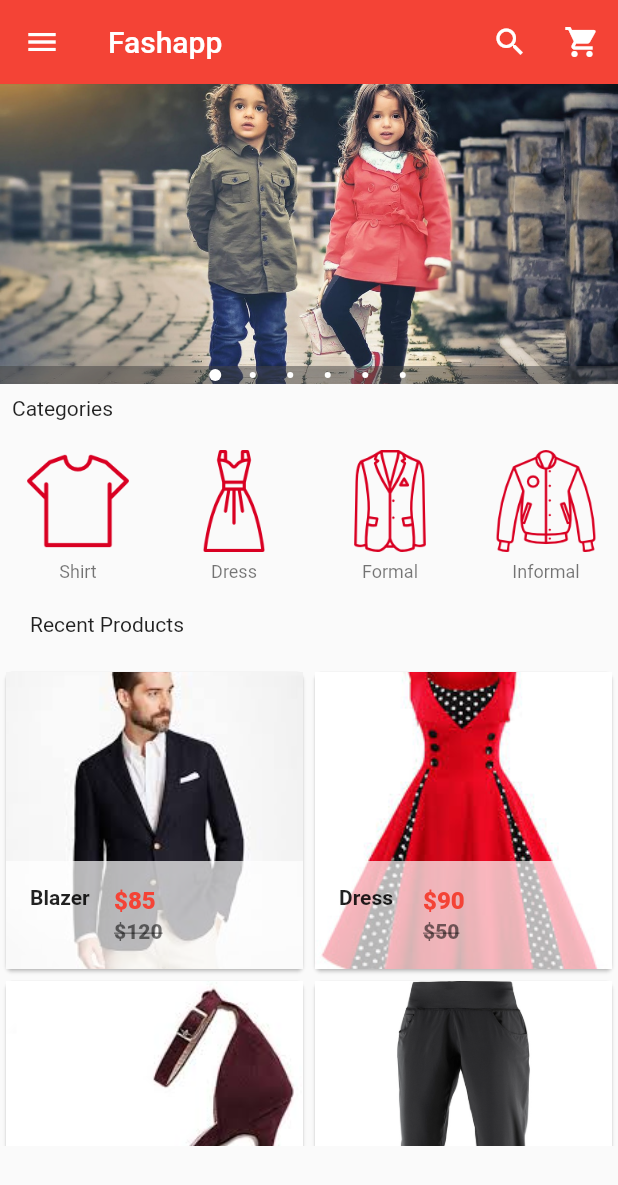
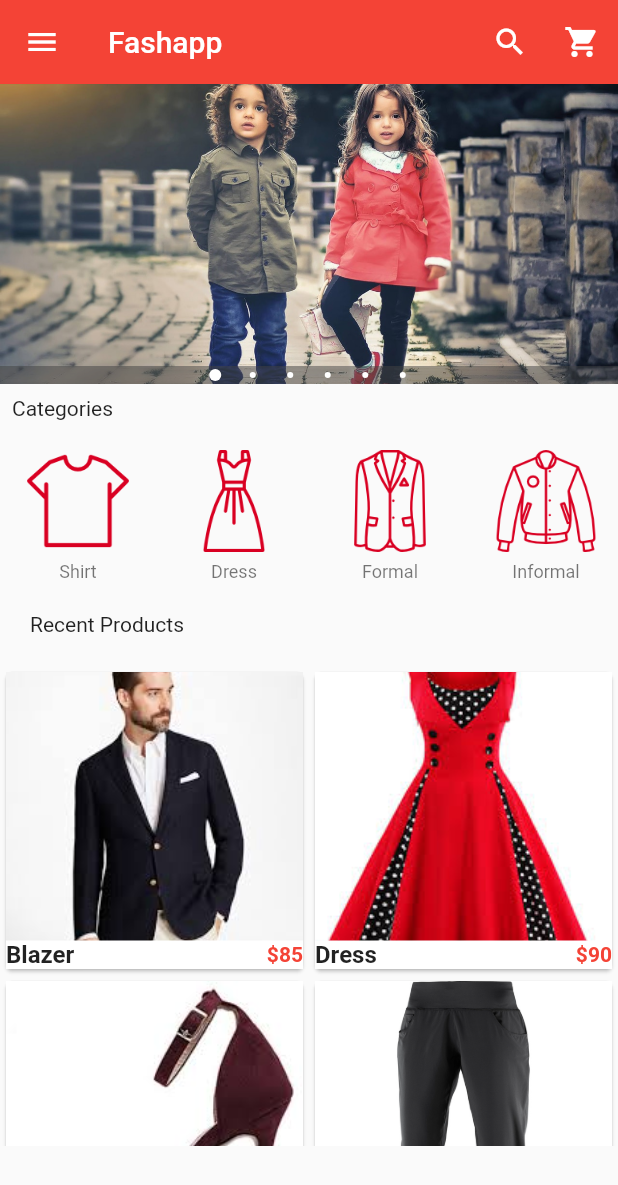
Before and after one commit to Crawford30/ShopApp, a Flutter app: the screen it shows after launch, on a phone screen of 412 x 824 dp. Shown: the top 1185 px of the screen. Run offline on Flutter 3.47's test engine with Material 2 defaults, Android fonts, the phone set to English and light mode, and no system bars; drawn by our look-alikes of carousel_pro.

Commit message:
UI Modification

```diff
--- a/lib/components/products.dart
+++ b/lib/components/products.dart
@@ -48,7 +48,20 @@ class _ProductsState extends State<Products> {
       "picture": "images/products/skt1.jpeg",
       "old_price": "15",
       "price": "20"
-    }
+    },
+
+    {
+      "name": "Blazer 2",
+      "picture": "images/products/blazer2.jpeg",
+      "old_price": "120",
+      "price": "85"
+    },
+    {
+      "name": "Red Dress",
+      "picture": "images/products/dress2.jpeg",
+      "old_price": "50",
+      "price": "90"
+    },
   ];
 
   @override
@@ -90,7 +103,7 @@ class SingleProduct extends StatelessWidget {
         child: Material(
           child: InkWell(
             onTap: () => Navigator.of(context).push(MaterialPageRoute(
-              //========We are passing the value of product to product details page=======
+                //========We are passing the value of product to product details page=======
                 builder: (context) => ProductDetails(
                       product_detail_name: prod_name,
                       product_detail_new_price: prod_price,
@@ -99,26 +112,23 @@ class SingleProduct extends StatelessWidget {
                     ))),
             child: GridTile(
               footer: Container(
-                color: Colors.white70,
-                child: ListTile(
-                  leading: Text(
-                    prod_name,
-                    style: TextStyle(fontWeight: FontWeight.bold),
-                  ),
-                  title: Text(
-                    "\$$prod_price",
-                    style: TextStyle(
-                        color: Colors.red, fontWeight: FontWeight.w800),
-                  ),
-                  subtitle: Text(
-                    "\$$prod_old_price",
-                    style: TextStyle(
-                        color: Colors.black54,
-                        fontWeight: FontWeight.w800,
-                        decoration: TextDecoration.lineThrough),
-                  ),
-                ),
-              ),
+                  color: Colors.white,
+                  child: Row(
+                    children: [
+                      Expanded(
+                        child: Text(
+                          prod_name,
+                          style: TextStyle(
+                              fontWeight: FontWeight.bold, fontSize: 16.0),
+                        ),
+                      ),
+                      Text(
+                        "\$${prod_price}",
+                        style: TextStyle(
+                            color: Colors.red, fontWeight: FontWeight.bold),
+                      )
+                    ],
+                  )),
               child: Image.asset(
                 prod_picture,
                 fit: BoxFit.cover,
```
